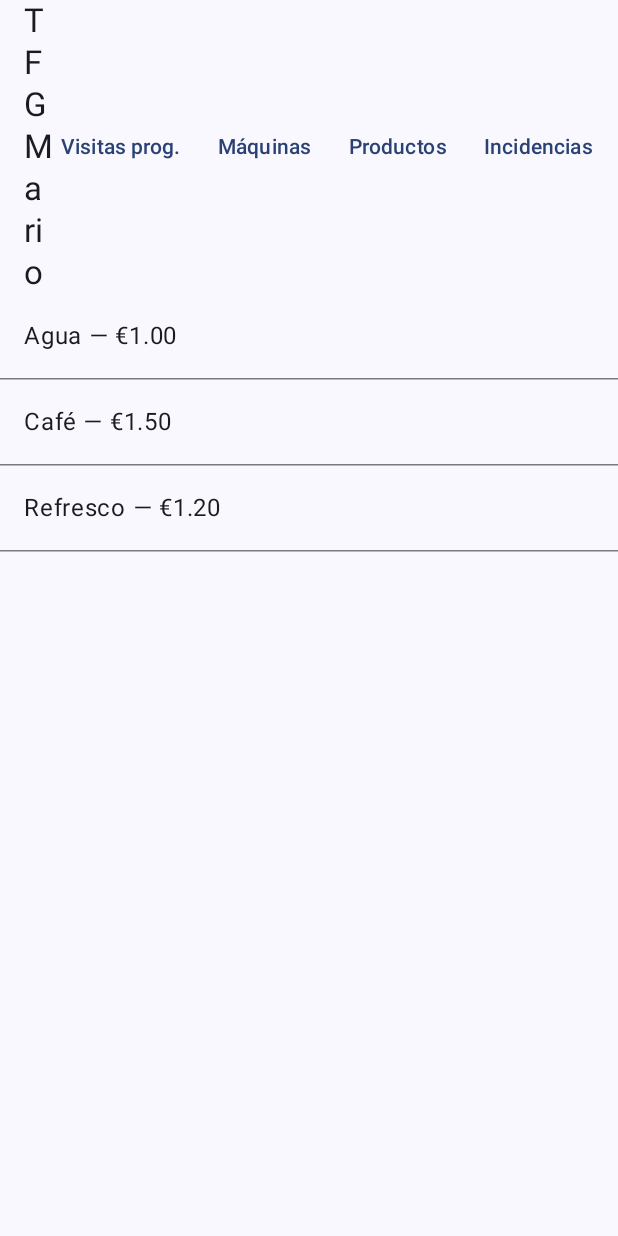
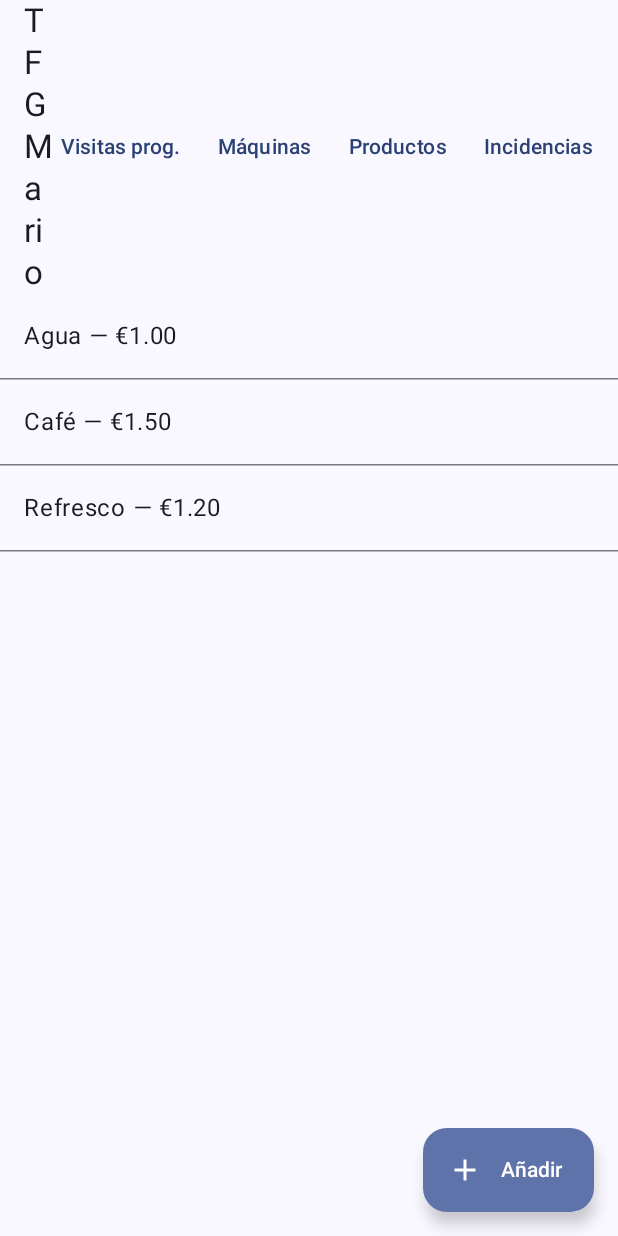
Before and after one commit to msayagod/tfg-iiti, an Android app built with Jetpack Compose: the ProductListScreen screen opened through its navigation route, on a phone screen of 412 x 824 dp. Run offline under Robolectric (Android 15) with nearby library versions, the phone set to English and light mode, and no system bars; our stand-ins replace Dagger/Hilt's generated code, Room's generated code.

Commit message:
CRUD Products functionality

```diff
--- a/app/src/main/java/com/mariosayago/tfg_iiti/MainActivity.kt
+++ b/app/src/main/java/com/mariosayago/tfg_iiti/MainActivity.kt
@@ -12,7 +12,6 @@ import androidx.compose.material3.Scaffold
 import androidx.compose.material3.Text
 import androidx.compose.material3.TextButton
 import androidx.compose.material3.TopAppBar
-import androidx.compose.runtime.LaunchedEffect
 import androidx.compose.runtime.collectAsState
 import androidx.compose.ui.Modifier
 import androidx.hilt.navigation.compose.hiltViewModel
@@ -32,7 +31,7 @@ import com.mariosayago.tfg_iiti.view.screens.VisitScheduleScreen
 import dagger.hilt.android.AndroidEntryPoint
 import com.mariosayago.tfg_iiti.viewmodel.MachineViewModel
 import androidx.compose.runtime.getValue
-import com.mariosayago.tfg_iiti.model.relations.MachineWithSlots
+import com.mariosayago.tfg_iiti.view.screens.ProductFormScreen
 
 
 @AndroidEntryPoint
@@ -46,7 +45,6 @@ class MainActivity : ComponentActivity() {
             TfgiitiTheme {
                 // Creo el NavController
                 val navController = rememberNavController()
-
 
                 Scaffold(
                     topBar = {
@@ -121,8 +119,8 @@ class MainActivity : ComponentActivity() {
                             // 2.3.4 Mostramos el detalle de la máquina
                             detail?.let { data ->
                                 MachineDetailScreen(
-                                    machineId     = id,
-                                    onEditClick   = { _ ->
+                                    machineId = id,
+                                    onEditClick = { _ ->
                                         navController.navigate("machine_edit/$id")
                                     },
                                     onDeleteClick = {
@@ -138,7 +136,8 @@ class MainActivity : ComponentActivity() {
                             }
                         }
                         // 2.4 Editar máquina
-                        composable("machine_edit/{machineId}",
+                        composable(
+                            "machine_edit/{machineId}",
                             arguments = listOf(navArgument("machineId") { type = NavType.LongType })
                         ) { back ->
                             val id = back.arguments!!.getLong("machineId")
@@ -150,8 +149,35 @@ class MainActivity : ComponentActivity() {
 
                         // 3. Mis productos
                         composable("product_list") {
-                            ProductListScreen() // mostrar la lista de productos
+                            ProductListScreen(
+                                onAddProduct = { navController.navigate("product_form") },
+                                onEditProduct = { id -> navController.navigate("product_form/$id") }
+                            )
                         }
+
+                        // 3.1 Alta / edición de productos
+                        composable(
+                            "product_form/{productId}",
+                            arguments = listOf(navArgument("productId") {
+                                type = NavType.LongType; defaultValue = -1L
+                            })
+                        ) { back ->
+                            val idArg = back.arguments!!.getLong("productId")
+                            val id = if (idArg >= 0L) idArg else null
+                            ProductFormScreen(
+                                productId = id,
+                                onSave    = { navController.popBackStack() }
+                            )
+                        }
+
+                        // También ruta sin argumentos
+                        composable("product_form") {
+                            ProductFormScreen(
+                                productId = null,
+                                onSave    = { navController.popBackStack() }
+                            )
+                        }
+
                         // 4. Incidencias
                         composable("incident_list") {
                             IncidentListScreen(
@@ -168,13 +194,14 @@ class MainActivity : ComponentActivity() {
                                 type = NavType.LongType
                             })
                         ) { back ->
-                            val incidentId = back.arguments?.getLong("incidentId") ?: return@composable
+                            val incidentId =
+                                back.arguments?.getLong("incidentId") ?: return@composable
                             IncidentDetailScreen(incidentId = incidentId)
                         }
                     }
 
-                    }
                 }
             }
         }
     }
+}
--- a/app/src/main/java/com/mariosayago/tfg_iiti/model/relations/MachineWithOperations.kt
+++ b/app/src/main/java/com/mariosayago/tfg_iiti/model/relations/MachineWithOperations.kt
@@ -1,9 +1,8 @@
 package com.mariosayago.tfg_iiti.model.relations
 
-import androidx.room.Embedded
+
 import androidx.room.Junction
 import androidx.room.Relation
-import com.mariosayago.tfg_iiti.model.entities.Machine
 import com.mariosayago.tfg_iiti.model.entities.Operation
 import com.mariosayago.tfg_iiti.model.entities.Slot
 
--- a/app/src/main/java/com/mariosayago/tfg_iiti/view/screens/ProductListScreen.kt
+++ b/app/src/main/java/com/mariosayago/tfg_iiti/view/screens/ProductListScreen.kt
@@ -1,14 +1,22 @@
 package com.mariosayago.tfg_iiti.view.screens
 
+import androidx.compose.foundation.layout.Box
+import androidx.compose.foundation.layout.fillMaxSize
 import androidx.compose.foundation.layout.fillMaxWidth
 import androidx.compose.foundation.layout.padding
 import androidx.compose.foundation.lazy.LazyColumn
+import androidx.compose.foundation.clickable
 import androidx.compose.material3.Text
 import androidx.compose.runtime.Composable
 import androidx.compose.runtime.collectAsState
 import androidx.compose.foundation.lazy.items
+import androidx.compose.material.icons.Icons
+import androidx.compose.material.icons.filled.Add
+import androidx.compose.material3.ExtendedFloatingActionButton
 import androidx.compose.material3.HorizontalDivider
+import androidx.compose.material3.Icon
 import androidx.compose.runtime.getValue
+import androidx.compose.ui.Alignment
 import androidx.compose.ui.Modifier
 import androidx.compose.ui.unit.dp
 import androidx.hilt.navigation.compose.hiltViewModel
@@ -16,18 +24,34 @@ import com.mariosayago.tfg_iiti.viewmodel.ProductViewModel
 
 @Composable
 fun ProductListScreen(
+    onAddProduct: () -> Unit,
+    onEditProduct: (Long) -> Unit,
     viewModel: ProductViewModel = hiltViewModel()
 ) {
     val products by viewModel.products.collectAsState()
+    //Box con la lista de productos y un botón para añadir y otro para editar
+    Box(Modifier.fillMaxSize()) {
         LazyColumn {
             items(products) { p ->
                 Text(
                     text = "${p.name} — €${"%.2f".format(p.price)}",
                     modifier = Modifier
                         .fillMaxWidth()
+                        .clickable { onEditProduct(p.id) } // Navegar a la pantalla de edición
                         .padding(16.dp)
                 )
                 HorizontalDivider()
             }
         }
+        // Botón para añadir un nuevo producto
+        ExtendedFloatingActionButton(
+            text = { Text("Añadir") },
+            icon = { Icon(Icons.Default.Add, contentDescription = "Añadir") },
+            onClick = onAddProduct,
+            modifier = Modifier
+                .align(Alignment.BottomEnd)
+                .padding(16.dp)
+        )
+
     }
+}
```
Also changed, not shown: app/src/main/java/com/mariosayago/tfg_iiti/view/screens/ProductFormScreen.kt (added, +83 -0 lines). Lines whose indentation alone changed are shown as unchanged.
